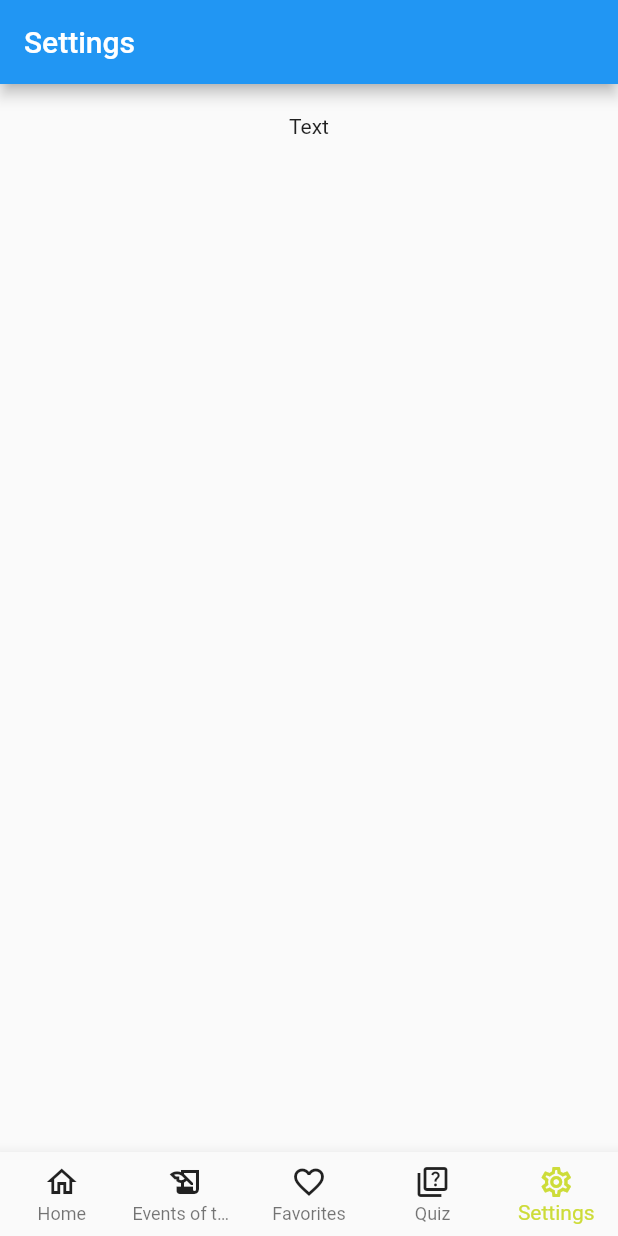
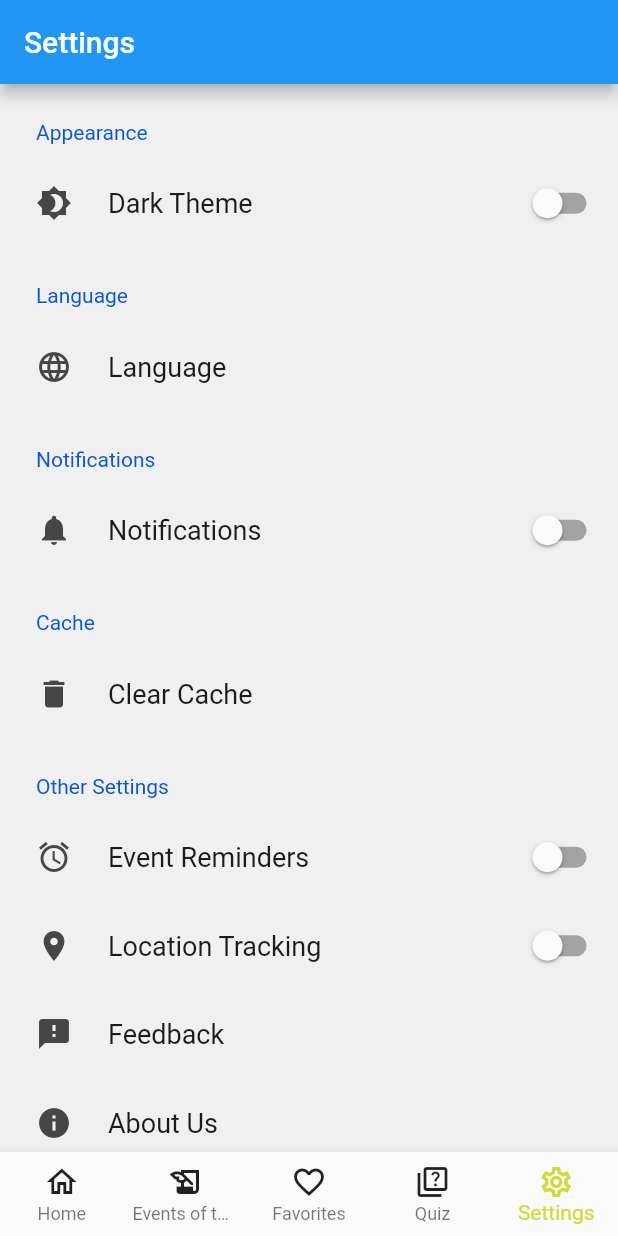
Before and after one commit to Mikdaam/mobistory-flutter, a Flutter app: the SettingsScreen screen opened by its route, on a phone screen of 412 x 824 dp. Run offline on Flutter 3.47's test engine with Material 2 defaults, Android fonts, the light colour scheme and no system bars; drawn by our look-alikes of settings_ui; our stand-ins replace auto_route, dio, equatable, floor, flutter_bloc, flutter_hooks and 5 more; missing offline and left inert: timeline_list; accounts and stored records are empty; generated files the repository leaves out were written again.

Commit message:
- add settings screen - delete useless field from Event's model

```diff
--- a/lib/src/domain/model/event.dart
+++ b/lib/src/domain/model/event.dart
@@ -14,7 +14,6 @@ class Event {
   final String? wikipediaFR;
   final int popularityEN;
   final int popularityFR;
-  final int sourceId;
   final bool isFavorite;
   final DateTime startTime;
   final DateTime endTime;
@@ -35,7 +34,6 @@ class Event {
     required this.wikipediaFR,
     required this.popularityEN,
     required this.popularityFR,
-    required this.sourceId,
     this.isFavorite = false,
     required this.startTime,
     required this.endTime,
@@ -57,7 +55,6 @@ class Event {
     String? wikipediaFR,
     int? popularityEN,
     int? popularityFR,
-    int? sourceId,
     bool? isFavorite,
     DateTime? startTime,
     DateTime? endTime,
@@ -78,7 +75,6 @@ class Event {
       wikipediaFR: wikipediaFR ?? this.wikipediaFR,
       popularityEN: popularityEN ?? this.popularityEN,
       popularityFR: popularityFR ?? this.popularityFR,
-      sourceId: sourceId ?? this.sourceId,
       isFavorite: isFavorite ?? this.isFavorite,
       startTime: startTime ?? this.startTime,
       endTime: endTime ?? this.endTime,
@@ -231,7 +227,6 @@ class Event {
         wikipediaFR: wikipediaFR ?? "",
         popularityEN: popularity['en'] ?? 0,
         popularityFR: popularity['fr'] ?? 0,
-        sourceId: jsonDecode['sourceId'],
         startTime: startTime ?? DateTime.parse("0001-01-01"), // because can't store null datetime in database
         endTime: endTime ?? DateTime.parse("0001-01-01"),
         pointInTime: pointInTime ?? DateTime.parse("0001-01-01"),
@@ -266,6 +261,6 @@ class Event {
 
   @override
   String toString() {
-    return 'Event{id: $id, labelEN: $labelEN, labelFR: $labelFR, aliasesEN: $aliasesEN, aliasesFR: $aliasesFR, descriptionEN: $descriptionEN, descriptionFR: $descriptionFR, wikipediaEN: $wikipediaEN, wikipediaFR: $wikipediaFR, popularityEN: $popularityEN, popularityFR: $popularityFR, sourceId: $sourceId, isFavorite: $isFavorite, startTime: $startTime, endTime: $endTime, pointInTime: $pointInTime, latitude: $latitude, longitude: $longitude, image: $image}';
+    return 'Event{id: $id, labelEN: $labelEN, labelFR: $labelFR, aliasesEN: $aliasesEN, aliasesFR: $aliasesFR, descriptionEN: $descriptionEN, descriptionFR: $descriptionFR, wikipediaEN: $wikipediaEN, wikipediaFR: $wikipediaFR, popularityEN: $popularityEN, popularityFR: $popularityFR, isFavorite: $isFavorite, startTime: $startTime, endTime: $endTime, pointInTime: $pointInTime, latitude: $latitude, longitude: $longitude, image: $image}';
   }
 }
--- a/lib/src/presentation/views/events.dart
+++ b/lib/src/presentation/views/events.dart
@@ -29,7 +29,7 @@ class EventsScreen extends HookWidget {
       length: 2, // This is the number of tabs.
       child: Scaffold(
         appBar: AppBar(
-          title: const Text('Events'),
+          title: const Text('Mobistory'),
           bottom: const TabBar(
             tabs: [
                 Tab(text: 'List'),
@@ -38,6 +38,11 @@ class EventsScreen extends HookWidget {
             labelStyle: TextStyle(fontSize: 15.0, fontWeight: FontWeight.bold),
           ),
           actions: [
+            IconButton(
+                onPressed: () {
+                },
+                icon: const Icon(Icons.sort_outlined)
+            ),
             IconButton(
                 onPressed: () {
                   showSearch(
--- a/lib/src/presentation/views/settings.dart
+++ b/lib/src/presentation/views/settings.dart
@@ -1,5 +1,6 @@
 import 'package:flutter/material.dart';
 import 'package:flutter_hooks/flutter_hooks.dart';
+import 'package:settings_ui/settings_ui.dart';
 
 class SettingsScreen extends HookWidget {
   const SettingsScreen({Key? key}) : super(key: key);
@@ -12,10 +13,97 @@ class SettingsScreen extends HookWidget {
     final cacheController = useProvider(cacheProvider);*/
 
     return Scaffold(
-      appBar: AppBar(title: const Text("Settings")),
-      body: const SingleChildScrollView(
-        padding: EdgeInsets.symmetric(vertical: 20, horizontal: 20),
-        child: Center(child: Text("Text"),)
+      appBar: AppBar(
+        title: const Text('Settings'),
+      ),
+      body: SettingsList(
+        sections: [
+          SettingsSection(
+            title: const Text('Appearance'),
+            tiles: [
+              SettingsTile.switchTile(
+                title: const Text('Dark Theme'),
+                initialValue: false,
+                leading: const Icon(Icons.brightness_4),
+                onToggle: (value) {
+                  /* Update dark theme setting */
+                },
+              ),
+            ],
+          ),
+          SettingsSection(
+            title: const Text('Language'),
+            tiles: [
+              SettingsTile.navigation(
+                title: const Text('Language'),
+                leading: const Icon(Icons.language),
+                onPressed: (BuildContext context) {
+                  /* Navigate to language selection page */
+                },
+              )
+            ],
+          ),
+          SettingsSection(
+            title: const Text('Notifications'),
+            tiles: [
+              SettingsTile.switchTile(
+                title: const Text('Notifications'),
+                initialValue: false,
+                leading: const Icon(Icons.notifications),
+                onToggle: (value) {
+                  /* Update notification setting */
+                },
+              ),
+            ],
+          ),
+          SettingsSection(
+            title: const Text('Cache'),
+            tiles: [
+              SettingsTile(
+                title: const Text('Clear Cache'),
+                leading: const Icon(Icons.delete),
+                onPressed: (BuildContext context) {
+                  /* Show confirmation dialog to clear cache */
+                },
+              ),
+            ],
+          ),
+          SettingsSection(
+            title: const Text('Other Settings'),
+            tiles: [
+              SettingsTile.switchTile(
+                title: const Text('Event Reminders'),
+                initialValue: false,
+                leading: const Icon(Icons.alarm),
+                onToggle: (value) {
+                  /* Update event reminder setting */
+                },
+              ),
+              SettingsTile.switchTile(
+                title: const Text('Location Tracking'),
+                leading: const Icon(Icons.location_on),
+                initialValue: false,
+                onToggle: (value) {
+                  /* Update location tracking setting */
+                },
+              ),
+              SettingsTile(
+                title: const Text('Feedback'),
+                leading: const Icon(Icons.feedback),
+                onPressed: (BuildContext context) {
+                  /* Open a feedback form */
+                },
+              ),
+              SettingsTile(
+                title: const Text('About Us'),
+                leading: const Icon(Icons.info),
+                onPressed: (BuildContext context) {
+                  /* Navigate to about us page */
+                },
+              ),
+            ],
+          ),
+        ],
       ),
     );
   }
--- a/pubspec.yaml
+++ b/pubspec.yaml
@@ -53,6 +53,7 @@ dependencies:
   timeline_list: ^0.0.6
   flutter_map: ^4.0.0
   flutter_svg: ^2.0.0
+  settings_ui: ^2.0.2
 
 dev_dependencies:
   flutter_test:
```
Also changed, not shown: lib/src/data/datasource/local/app_database.g.dart, pubspec.lock.
